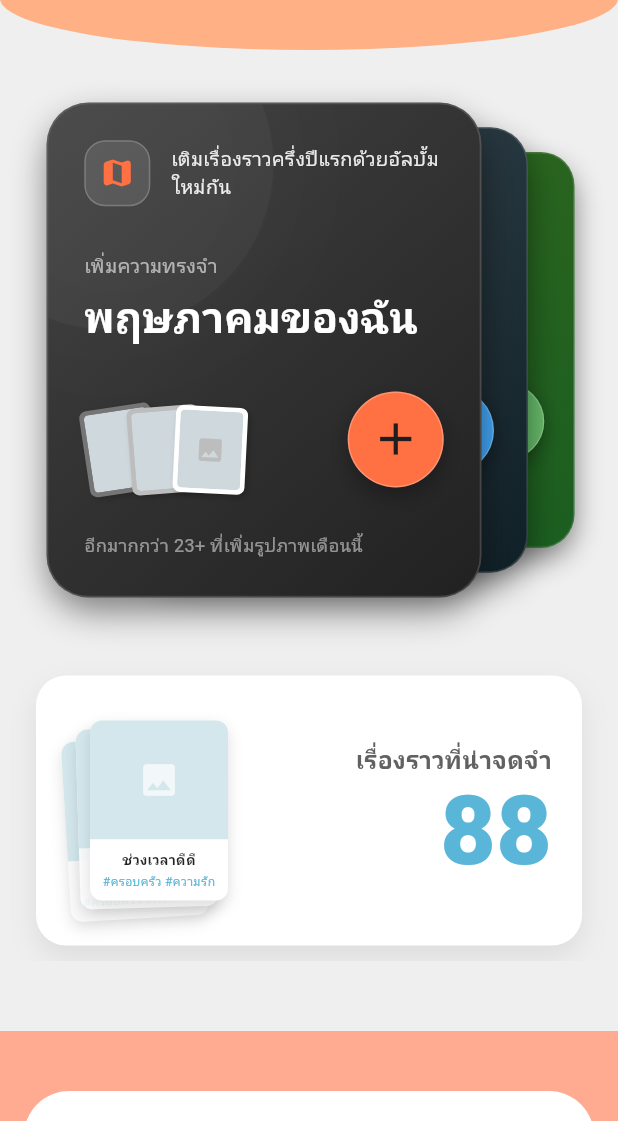
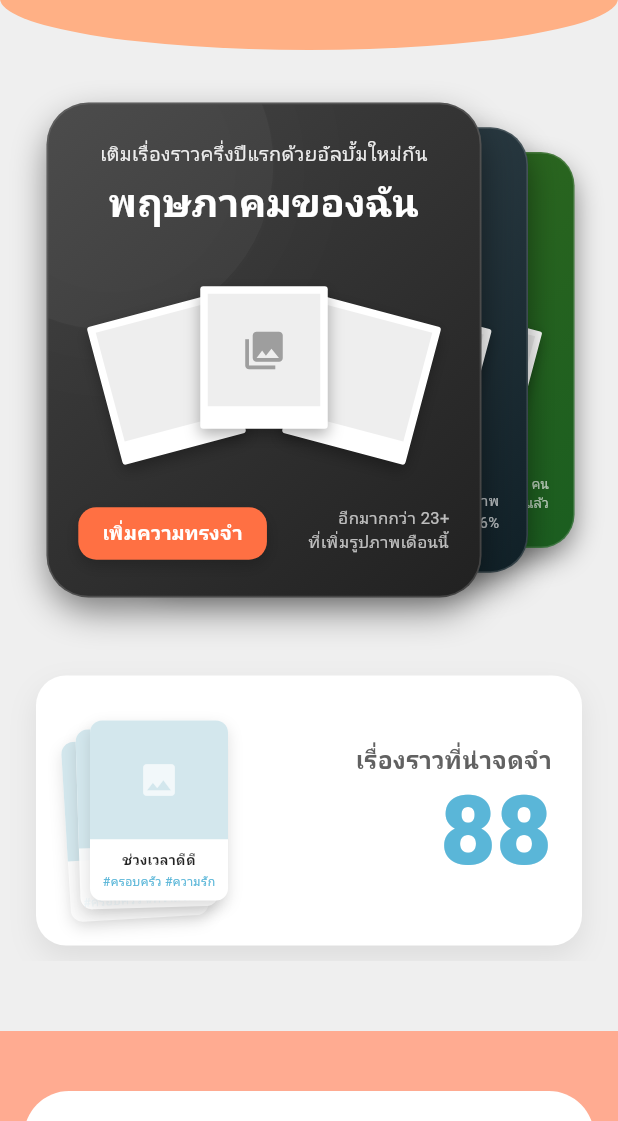
Before and after one commit to AshaTechCorporation/wememmory, a Flutter app: the HomePage screen opened directly, on a phone screen of 412 x 824 dp, the part 115-1236 px from its top. Run offline on Flutter 3.47's test engine with Material 3 defaults, Android fonts, the phone set to English and light mode, and no system bars; our stand-ins replace fl_chart, video_player; missing offline and left inert: photo_manager.

Commit message:
update home card

```diff
--- a/lib/home/widgets/Recommended.dart
+++ b/lib/home/widgets/Recommended.dart
@@ -3,13 +3,12 @@ import 'package:flutter/material.dart';
 import 'package:photo_manager/photo_manager.dart';
 import 'package:wememmory/models/media_item.dart';
 
-// ==========================================
-// 1. Recommended Widget
-// ==========================================
+// ... (Recommended Widget and _RecommendedState remain unchanged)
+
 class Recommended extends StatefulWidget {
   final List<MediaItem>? albumItems;
   final String? albumMonth;
-  final VoidCallback? onCardTap; // ✅ เพิ่ม callback สำหรับคลิกการ์ด
+  final VoidCallback? onCardTap;
 
   const Recommended({
     Key? key,
@@ -42,13 +41,13 @@ class _RecommendedState extends State<Recommended> {
   }
 
   void _initData() {
-    // ข้อมูล Default
+    // Default Data
     _items = [
       MemoryCardData(
         topTitle: 'เติมเรื่องราวครึ่งปีแรกด้วยอัลบั้มใหม่กัน',
         mainTitle: 'พฤษภาคมของฉัน',
         subTitle: 'เพิ่มความทรงจำ',
-        footerText: 'อีกมากกว่า 23+ ที่เพิ่มรูปภาพเดือนนี้',
+        footerText: 'อีกมากกว่า 23+\nที่เพิ่มรูปภาพเดือนนี้',
         gradientColors: [const Color(0xFF424242), const Color(0xFF212121)],
         accentColor: const Color(0xFFFF7043),
       ),
@@ -56,7 +55,7 @@ class _RecommendedState extends State<Recommended> {
         topTitle: 'บันทึกความสำเร็จของคุณ',
         mainTitle: 'เมษายนของฉัน',
         subTitle: 'ความทรงจำที่ผ่านมา',
-        footerText: 'คุณได้อธิบายภาพในเดือนนี้แล้ว 76%',
+        footerText: 'คุณได้อธิบายภาพ\nในเดือนนี้แล้ว 76%',
         gradientColors: [const Color(0xFF37474F), const Color(0xFF102027)],
         accentColor: const Color(0xFF42A5F5),
       ),
@@ -64,30 +63,28 @@ class _RecommendedState extends State<Recommended> {
         topTitle: 'เริ่มต้นเดือนใหม่',
         mainTitle: 'มิถุนายนนี้',
         subTitle: 'วางแผนล่วงหน้า',
-        footerText: 'เพื่อน 5 คนเพิ่มรูปภาพแล้ว',
+        footerText: 'เพื่อน 5 คน\nเพิ่มรูปภาพแล้ว',
         gradientColors: [const Color(0xFF33691E), const Color(0xFF1B5E20)],
         accentColor: const Color(0xFF66BB6A),
       ),
     ];
 
-    // ✅ ถ้ามีข้อมูลอัลบั้มจริงส่งมา ให้แทนที่การ์ดใบแรก
     if (widget.albumItems != null && widget.albumItems!.isNotEmpty) {
       String displayTitle = widget.albumMonth ?? 'เดือนล่าสุด';
-
       _items[0] = MemoryCardData(
-        topTitle: 'อัลบั้มล่าสุดของคุณ ✨',
+        topTitle: 'เติมเรื่องราวด้วยอัลบั้มใหม่กัน',
         mainTitle: displayTitle,
-        subTitle: 'ความทรงจำที่เพิ่งสร้าง',
-        footerText: 'มี ${widget.albumItems!.length} รูปภาพในรายการนี้',
+        subTitle: 'เพิ่มความทรงจำ',
+        footerText: 'อีกมากกว่า 23+\nที่เพิ่มรูปภาพเดือนนี้',
         gradientColors: [const Color(0xFF424242), const Color(0xFF212121)],
         accentColor: const Color(0xFFFF7043),
-        imageItems: widget.albumItems, // ✅ ส่งรูปภาพเข้าไป (จะใช้เฉพาะ 3 รูปแรกใน _PhotoStack)
+        imageItems: widget.albumItems,
       );
     }
 
     if (mounted) setState(() {});
   }
-
+// ... (_nextCard, _previousCard, build remain unchanged)
   void _nextCard() {
     if (_currentIndex < _items.length - 1) {
       setState(() => _currentIndex++);
@@ -134,10 +131,7 @@ class _RecommendedState extends State<Recommended> {
             child: SizedBox(
               width: cardWidth,
               height: cardHeight,
-              child: MemoryCard(
-                data: item,
-                onTap: widget.onCardTap, // ✅ ส่ง callback
-              ),
+              child: MemoryCard(data: item, onTap: widget.onCardTap),
             ),
           ),
         ),
@@ -172,10 +166,7 @@ class _RecommendedState extends State<Recommended> {
                 height: cardHeight,
                 child: AbsorbPointer(
                   absorbing: relativeIndex > 0,
-                  child: MemoryCard(
-                    data: item,
-                    onTap: widget.onCardTap, // ✅ ส่ง callback
-                  ),
+                  child: MemoryCard(data: item, onTap: widget.onCardTap),
                 ),
               ),
             ),
@@ -186,9 +177,6 @@ class _RecommendedState extends State<Recommended> {
   }
 }
 
-// ==========================================
-// 2. MemoryCardData
-// ==========================================
 class MemoryCardData {
   final String topTitle;
   final String mainTitle;
@@ -209,12 +197,10 @@ class MemoryCardData {
   });
 }
 
-// ==========================================
-// 3. MemoryCard
-// ==========================================
+// ... (MemoryCard remains unchanged)
 class MemoryCard extends StatelessWidget {
   final MemoryCardData data;
-  final VoidCallback? onTap; // ✅ เพิ่ม callback
+  final VoidCallback? onTap;
 
   const MemoryCard({
     Key? key,
@@ -225,7 +211,7 @@ class MemoryCard extends StatelessWidget {
   @override
   Widget build(BuildContext context) {
     return GestureDetector(
-      onTap: onTap, // ✅ เรียก callback เมื่อคลิกการ์ด
+      onTap: onTap,
       child: Container(
         decoration: BoxDecoration(
           borderRadius: BorderRadius.circular(28),
@@ -248,6 +234,7 @@ class MemoryCard extends StatelessWidget {
           borderRadius: BorderRadius.circular(26),
           child: Stack(
             children: [
+              // Background Circle (Optional decoration)
               Positioned(
                 top: -70, left: -70,
                 child: Container(
@@ -261,62 +248,92 @@ class MemoryCard extends StatelessWidget {
                   ),
                 ),
               ),
+
+              // เนื้อหาหลัก (จัด Layout ตามภาพ)
               Padding(
-                padding: const EdgeInsets.all(24.0),
+                padding: const EdgeInsets.symmetric(horizontal: 20.0, vertical: 24.0),
                 child: Column(
-                  crossAxisAlignment: CrossAxisAlignment.start,
+                  crossAxisAlignment: CrossAxisAlignment.center, // จัดกึ่งกลางแนวนอน
+                  children: [
+                    // 1. ข้อความด้านบน (Top Title)
+                    Text(
+                      data.topTitle,
+                      style: TextStyle(
+                        color: Colors.white.withOpacity(0.9),
+                        fontSize: 13,
+                        fontWeight: FontWeight.w300
+                      ),
+                      textAlign: TextAlign.center,
+                    ),
+
+                    const SizedBox(height: 8),
+
+                    // 2. ชื่อเดือน (Main Title)
+                    Text(
+                      data.mainTitle,
+                      style: const TextStyle(
+                        color: Colors.white,
+                        fontSize: 26, // ใหญ่ขึ้นนิดนึงเพื่อให้เด่น
+                        fontWeight: FontWeight.bold,
+                        height: 1.1
+                      ),
+                      textAlign: TextAlign.center,
+                    ),
+
+                    const Spacer(), // ดันรูปภาพให้อยู่กลาง
+
+                    // 3. รูปภาพ 3 ใบ (Photo Stack)
+                    // ใช้ Container กำหนดขนาดให้รูปอยู่ตรงกลางสวยๆ
+                    SizedBox(
+                      height: 100, // ความสูงพื้นที่แสดงรูป
+                      width: 200,  // ความกว้างพื้นที่แสดงรูป
+                      child: _PhotoStack(items: data.imageItems),
+                    ),
+
+                    const Spacer(), // ดันข้อความล่างลงไป
+
+                    // 4. ข้อความด้านล่างซ้าย (ปุ่มส้ม) และ ขวา (Footer Text)
+                    Row(
                       mainAxisAlignment: MainAxisAlignment.spaceBetween,
+                      crossAxisAlignment: CrossAxisAlignment.end, // จัดให้ตรงกันด้านล่าง
                       children: [
-                    Row(
-                      children: [
+                        // ปุ่มสีส้ม "เพิ่มความทรงจำ" (ทำเป็น Container ธรรมดา ไม่ใช่ปุ่มกด เพราะกดทั้งการ์ดได้)
                         Container(
-                          width: 44, height: 44,
+                          padding: const EdgeInsets.symmetric(horizontal: 16, vertical: 8),
                           decoration: BoxDecoration(
-                            color: Colors.white.withOpacity(0.1),
-                            borderRadius: BorderRadius.circular(14),
-                            border: Border.all(color: Colors.white.withOpacity(0.2)),
+                            color: data.accentColor,
+                            borderRadius: BorderRadius.circular(12),
+                            boxShadow: [
+                              BoxShadow(color: Colors.black.withOpacity(0.2), blurRadius: 8, offset: const Offset(0, 4)),
+                            ],
                           ),
-                          child: Center(child: Icon(Icons.map_rounded, color: data.accentColor, size: 24)),
+                          child: const Text(
+                            "เพิ่มความทรงจำ",
+                            style: TextStyle(color: Colors.white, fontSize: 13, fontWeight: FontWeight.bold),
                           ),
-                        const SizedBox(width: 14),
+                        ),
+
+                        // ข้อความฝั่งขวา
                         Expanded(
-                          child: Text(data.topTitle, style: TextStyle(color: Colors.white.withOpacity(0.9), fontSize: 13), maxLines: 2),
+                          child: Padding(
+                            padding: const EdgeInsets.only(left: 12.0, bottom: 4),
+                            child: Text(
+                              data.footerText, // "อีกมากกว่า 23+ ..."
+                              style: TextStyle(color: Colors.white.withOpacity(0.7), fontSize: 11),
+                              textAlign: TextAlign.right,
+                              maxLines: 2,
+                            ),
+                          ),
                         ),
                       ],
                     ),
-                    Column(
-                      crossAxisAlignment: CrossAxisAlignment.start,
-                      children: [
-                        Text(data.subTitle, style: TextStyle(color: Colors.white.withOpacity(0.6), fontSize: 13)),
-                        const SizedBox(height: 4),
-                        Text(data.mainTitle, style: const TextStyle(color: Colors.white, fontSize: 28, fontWeight: FontWeight.bold)),
-                      ],
-                    ),
-                    Row(
-                      mainAxisAlignment: MainAxisAlignment.spaceBetween,
-                      children: [
-                        Expanded(
-                          child: SizedBox(
-                            height: 60,
-                            child: _PhotoStack(items: data.imageItems), // ✅ ส่งรูปเข้าไป
-                          ),
-                        ),
-                        Container(
-                          width: 64, height: 64,
-                          decoration: BoxDecoration(
-                            color: data.accentColor,
-                            shape: BoxShape.circle,
-                            boxShadow: [BoxShadow(color: Colors.black.withOpacity(0.3), blurRadius: 12, offset: const Offset(0, 6))],
-                            border: Border.all(color: Colors.white.withOpacity(0.25)),
-                          ),
-                          child: const Icon(Icons.add, color: Color(0xFF1E1E1E), size: 36),
-                        ),
-                      ],
-                    ),
-                    Text(data.footerText, style: TextStyle(color: Colors.white.withOpacity(0.5), fontSize: 12)),
                   ],
                 ),
               ),
+
+              // 5. ปุ่มบวก (+) ลอยตัว (Floating Button) - ถ้าต้องการเอาออกตามภาพ ให้ลบส่วนนี้ทิ้ง
+              // แต่ถ้าต้องการคงฟังก์ชันเดิมไว้ ก็สามารถเก็บไว้ได้ครับ
+              // Positioned(...)
             ],
           ),
         ),
@@ -326,7 +343,7 @@ class MemoryCard extends StatelessWidget {
 }
 
 // ==========================================
-// 4. _PhotoStack (แสดง 3 รูปแรก)
+// 4. Helper Widgets (_PhotoStack Updated)
 // ==========================================
 class _PhotoStack extends StatelessWidget {
   final List<MediaItem>? items;
@@ -335,58 +352,74 @@ class _PhotoStack extends StatelessWidget {
 
   @override
   Widget build(BuildContext context) {
-    // ✅ ดึงเฉพาะ 3 รูปแรก
+    // Determine items to display
     final item1 = (items != null && items!.isNotEmpty) ? items![0] : null;
     final item2 = (items != null && items!.length > 1) ? items![1] : null;
     final item3 = (items != null && items!.length > 2) ? items![2] : null;
 
     return Stack(
+      alignment: Alignment.center,
       clipBehavior: Clip.none,
-      alignment: Alignment.centerLeft,
       children: [
-        _buildPolaroid(angle: -0.15, left: 0, color: const Color(0xFF757575), item: item3),
-        _buildPolaroid(angle: -0.08, left: 30, color: const Color(0xFFBDBDBD), item: item2),
-        _buildPolaroid(angle: 0.05, left: 60, color: Colors.white, isFront: true, item: item1),
+        // Left (rotated)
+        _buildPolaroid(
+          angle: -0.26,
+          offset: const Offset(-65, 10),
+          item: item3
+        ),
+        // Right (rotated)
+        _buildPolaroid(
+          angle: 0.26,
+          offset: const Offset(65, 10),
+          item: item2
+        ),
+        // Center (front)
+        _buildPolaroid(
+          angle: 0.0,
+          offset: const Offset(0, -5),
+          item: item1,
+          isFront: true
+        ),
       ],
     );
   }
 
   Widget _buildPolaroid({
     required double angle,
-    required double left,
-    required Color color,
+    required Offset offset,
     bool isFront = false,
     MediaItem? item,
   }) {
-    return Positioned(
-      left: left,
-      top: 8,
+    // Polaroid Size - Slightly larger
+    const double polaroidWidth = 85;
+    const double polaroidHeight = 95;
+
+    return Transform.translate(
+      offset: offset,
       child: Transform.rotate(
         angle: angle,
         child: Container(
-          width: 48,
-          height: 58,
-          padding: const EdgeInsets.all(3),
+          width: polaroidWidth,
+          height: polaroidHeight,
+          padding: const EdgeInsets.fromLTRB(5, 5, 5, 15), // Thicker bottom padding
           decoration: BoxDecoration(
-            color: color,
-            borderRadius: BorderRadius.circular(5),
+            color: Colors.white,
+            borderRadius: BorderRadius.circular(2),
             boxShadow: [
               BoxShadow(
-                color: Colors.black.withOpacity(0.2),
-                blurRadius: 3,
-                offset: const Offset(2, 2),
+                color: Colors.black.withOpacity(0.3),
+                blurRadius: 8,
+                offset: const Offset(0, 4),
               ),
             ],
           ),
-          child: ClipRRect(
-            borderRadius: BorderRadius.circular(3),
           child: Container(
-              color: Colors.blueGrey[100],
+            color: Colors.grey[200],
             child: item != null
                 ? FutureBuilder<Uint8List?>(
                     future: item.capturedImage != null
                         ? Future.value(item.capturedImage)
-                          : item.asset.thumbnailDataWithSize(const ThumbnailSize(200, 200)),
+                        : item.asset.thumbnailDataWithSize(const ThumbnailSize(300, 300)),
                     builder: (context, snapshot) {
                       if (snapshot.hasData && snapshot.data != null) {
                         return Image.memory(
@@ -397,8 +430,9 @@ class _PhotoStack extends StatelessWidget {
                       return Container(color: Colors.grey[300]);
                     },
                   )
-                  : (isFront ? Icon(Icons.image, color: Colors.grey[400], size: 20) : null),
-            ),
+                : (isFront
+                    ? const Center(child: Icon(Icons.photo_library, color: Colors.grey, size: 30))
+                    : null),
           ),
         ),
       ),
```
Lines whose indentation alone changed are shown as unchanged.
